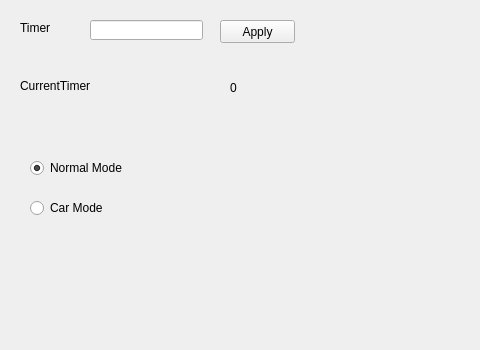
The window that ksu_hm/UI/Window.ui (lookau1004/KSU_HM) describes before a commit, drawn with Qt 5; both pictures show x 0 to 480 and y 0 to 350 of the 800 by 600 pixel window.
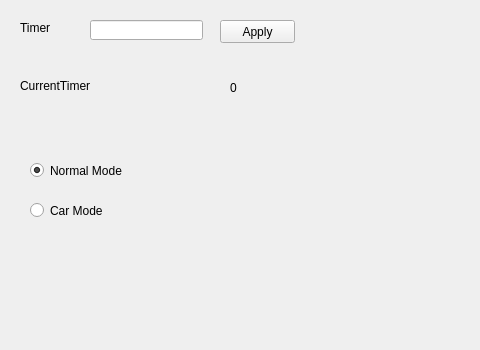
The same window after the commit.

What changed in the file:
```diff
--- a/ksu_hm/UI/Window.ui
+++ b/ksu_hm/UI/Window.ui
@@ -81,8 +81,8 @@
      <rect>
       <x>30</x>
       <y>160</y>
-      <width>121</width>
-      <height>16</height>
+      <width>181</width>
+      <height>21</height>
      </rect>
     </property>
     <property name="text">
@@ -97,8 +97,8 @@
      <rect>
       <x>30</x>
       <y>200</y>
-      <width>90</width>
-      <height>16</height>
+      <width>161</width>
+      <height>21</height>
      </rect>
     </property>
     <property name="text">
```
Left out of the diff: 2 changed lines with no effect on the pictures.
